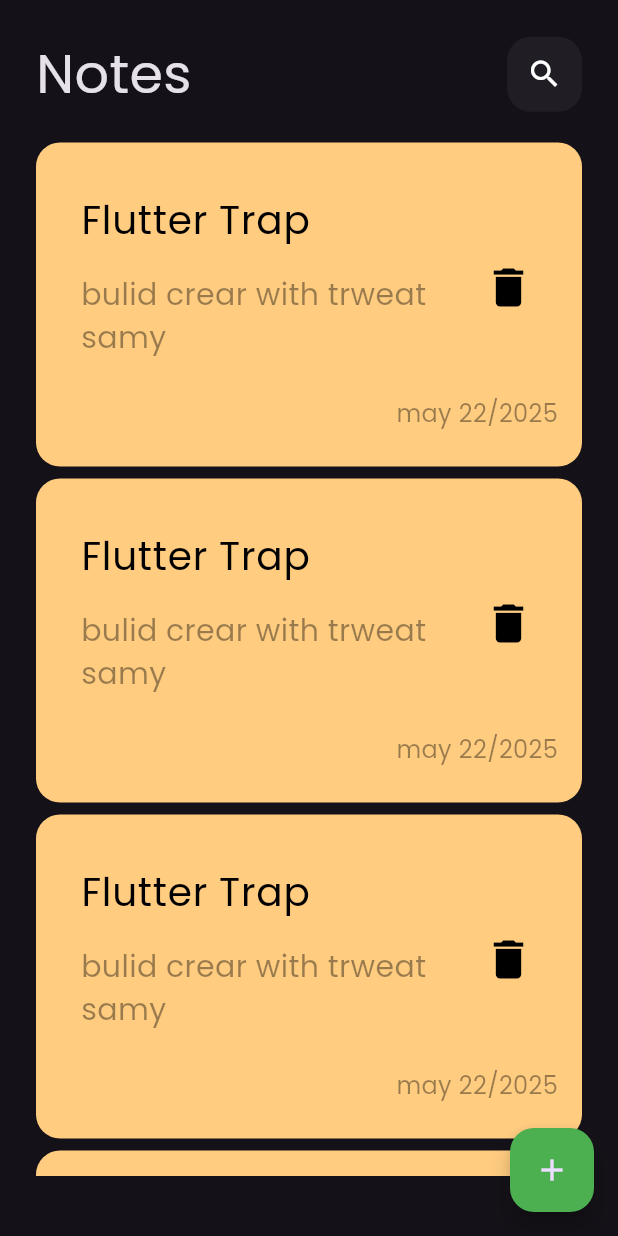
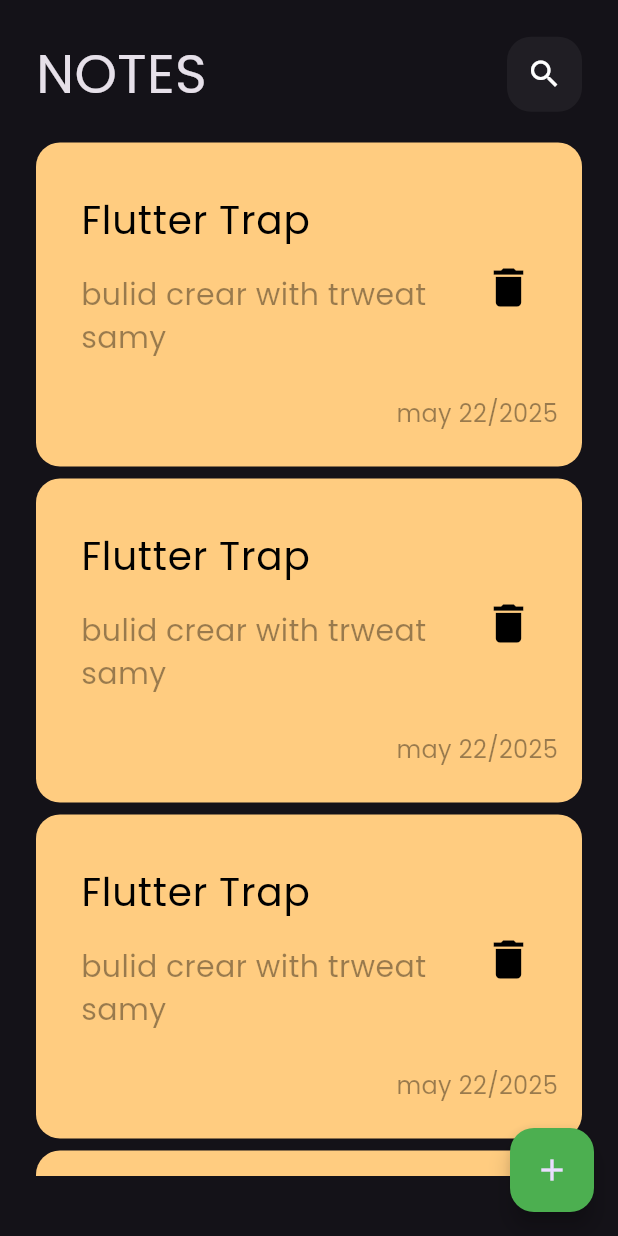
Before and after one commit to abdelrhman-3ashour/notes_app, a Flutter app: the screen it shows after launch, on a phone screen of 412 x 824 dp. Run offline on Flutter 3.47's test engine with Material 3 defaults, Android fonts, the phone set to English and light mode, and no system bars.

Commit message:
add coustom app bar

```diff
--- a/lib/widgets/cosustom_icon.dart
+++ b/lib/widgets/cosustom_icon.dart
@@ -1,7 +1,8 @@
 import 'package:flutter/material.dart';
 
 class coustomsearchicon extends StatelessWidget {
-  const coustomsearchicon({super.key});
+  const coustomsearchicon({super.key, required this.iconn});
+  final Icon iconn;
 
   @override
   Widget build(BuildContext context) {
@@ -12,7 +13,7 @@ class coustomsearchicon extends StatelessWidget {
         color: Colors.white.withOpacity(0.05),
         borderRadius: BorderRadius.circular(16),
       ),
-      child: Center(child: Icon(Icons.search)),
+      child: Center(child: iconn),
     );
   }
 }
--- a/lib/widgets/coustom_appbar.dart
+++ b/lib/widgets/coustom_appbar.dart
@@ -2,15 +2,16 @@ import 'package:flutter/material.dart';
 import 'package:np/widgets/cosustom_icon.dart';
 
 class CoustomAppbar extends StatelessWidget {
-  const CoustomAppbar({super.key});
-
+  const CoustomAppbar({super.key, required this.title, required this.icon});
+  final String title;
+  final Icon icon;
   @override
   Widget build(BuildContext context) {
     return Row(
       children: [
-        Text('Notes ', style: TextStyle(fontSize: 36)),
+        Text(title, style: TextStyle(fontSize: 36)),
         Spacer(),
-        coustomsearchicon(),
+        coustomsearchicon(iconn: icon),
       ],
     );
   }
--- a/lib/widgets/custom_note_item.dart
+++ b/lib/widgets/custom_note_item.dart
@@ -1,11 +1,23 @@
 import 'package:flutter/material.dart';
+import 'package:np/widgets/Edit_Note_Viewbody.dart';
 
 class CustomNoteItem extends StatelessWidget {
   const CustomNoteItem({super.key});
 
   @override
   Widget build(BuildContext context) {
-    return Container(
+    return GestureDetector(
+      onTap: () {
+        Navigator.push(
+          context,
+          MaterialPageRoute(
+            builder: (context) {
+              return EditNoteViewbody();
+            },
+          ),
+        );
+      },
+      child: Container(
         padding: const EdgeInsets.only(top: 24, bottom: 24, left: 14),
         decoration: BoxDecoration(
           color: Color(0xffFFCC80),
@@ -46,6 +58,7 @@ class CustomNoteItem extends StatelessWidget {
             ),
           ],
         ),
+      ),
     );
   }
 }
--- a/lib/widgets/notes_view_body.dart
+++ b/lib/widgets/notes_view_body.dart
@@ -10,7 +10,10 @@ class NotesViewBody extends StatelessWidget {
     return Padding(
       padding: const EdgeInsets.symmetric(horizontal: 24, vertical: 24),
       child: Column(
-        children: [CoustomAppbar(), Expanded(child: noteslistview())],
+        children: [
+          CoustomAppbar(title: 'NOTES', icon: Icon(Icons.search)),
+          Expanded(child: noteslistview()),
+        ],
       ),
     );
   }
```
Also changed, not shown: lib/views/edit_note_view.dart (added, +11 -0 lines), lib/widgets/Edit_Note_Viewbody.dart (added, +19 -0 lines). Lines whose indentation alone changed are shown as unchanged.
